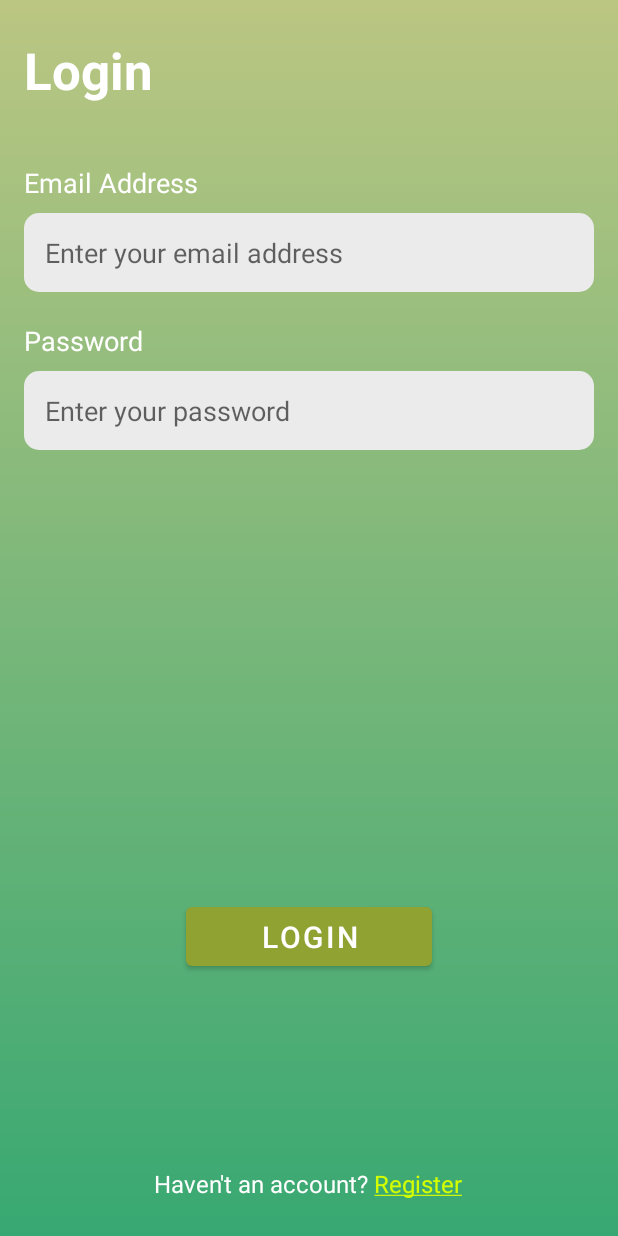
After one commit to erikrios/jolali-notes-app, an Android app: the fragment LoginFragment shown on its own in the app's theme, on a phone screen of 412 x 824 dp. The commit adds this screen. Run offline under Robolectric (Android 15) with nearby library versions, the phone set to English and light mode, and no system bars.

Commit message:
Change login from activity to fragment

```diff
--- a/app/src/main/AndroidManifest.xml
+++ b/app/src/main/AndroidManifest.xml
@@ -16,9 +16,6 @@
         <activity
             android:name=".RegisterActivity"
             android:theme="@style/AppTheme.NoActionBar" />
-        <activity
-            android:name=".LoginActivity"
-            android:theme="@style/AppTheme.NoActionBar" />
         <activity android:name=".ui.SplashScreenActivity">
             <intent-filter>
                 <action android:name="android.intent.action.MAIN" />
--- /dev/null
+++ b/app/src/main/java/com/erikriosetiawan/jolalinotes/ui/fragments/LoginFragment.kt
@@ -0,0 +1,64 @@
+package com.erikriosetiawan.jolalinotes.ui.fragments
+
+import android.os.Bundle
+import android.text.Html
+import android.view.LayoutInflater
+import android.view.View
+import android.view.ViewGroup
+import android.widget.Toast
+import androidx.fragment.app.Fragment
+import com.erikriosetiawan.jolalinotes.R
+import com.erikriosetiawan.jolalinotes.databinding.FragmentLoginBinding
+
+class LoginFragment : Fragment() {
+
+    private var _binding: FragmentLoginBinding? = null
+    private val binding get() = _binding
+
+    override fun onCreateView(
+        inflater: LayoutInflater,
+        container: ViewGroup?,
+        savedInstanceState: Bundle?
+    ): View? {
+        _binding = FragmentLoginBinding.inflate(inflater, container, false)
+        return binding?.root
+    }
+
+    override fun onViewCreated(view: View, savedInstanceState: Bundle?) {
+        super.onViewCreated(view, savedInstanceState)
+        setTextRegisterColor()
+        binding?.btnLogin?.setOnClickListener {
+            Toast.makeText(
+                context,
+                "Login Button clicked!",
+                Toast.LENGTH_SHORT
+            ).show()
+        }
+    }
+
+    override fun onDestroyView() {
+        super.onDestroyView()
+        _binding = null
+    }
+
+    fun registerAccount(view: View) {
+        Toast.makeText(context, "Register Account clicked!", Toast.LENGTH_SHORT).show()
+    }
+
+    private fun setTextRegisterColor() {
+        val haveNotAccount = getColorSpanned(getString(R.string.have_not_account), "#FFFFFF")
+        val register = getColorSpanned(getString(R.string.register), "#D4FF00", true)
+
+        if (android.os.Build.VERSION.SDK_INT >= android.os.Build.VERSION_CODES.N) {
+            binding?.tvHaveNotAccount?.text = Html.fromHtml("$haveNotAccount $register", 0)
+        }
+    }
+
+    private fun getColorSpanned(text: String, color: String, isUnderline: Boolean = false): String {
+        return if (!isUnderline) {
+            "<font color=\"$color\">$text</font>"
+        } else {
+            "<font color=\"$color\"><u>$text</u></font>"
+        }
+    }
+}
--- a/app/src/main/res/layout/activity_login.xml
+++ b/app/src/main/res/layout/fragment_login.xml
@@ -1,12 +1,10 @@
 <?xml version="1.0" encoding="utf-8"?>
 <androidx.constraintlayout.widget.ConstraintLayout xmlns:android="http://schemas.android.com/apk/res/android"
     xmlns:app="http://schemas.android.com/apk/res-auto"
-    xmlns:tools="http://schemas.android.com/tools"
     android:layout_width="match_parent"
     android:layout_height="match_parent"
     android:background="@drawable/bg_main"
-    android:padding="@dimen/activity_vertical_margin"
-    tools:context=".LoginActivity">
+    android:padding="@dimen/activity_vertical_margin">
 
     <TextView
         android:id="@+id/tv_login"
```
Also changed, not shown: app/src/main/java/com/erikriosetiawan/jolalinotes/LoginActivity.kt (deleted, +0 -49 lines).
